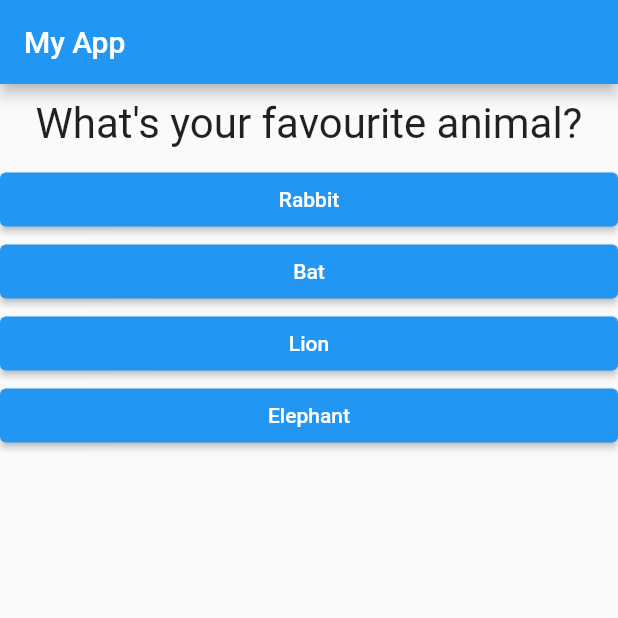
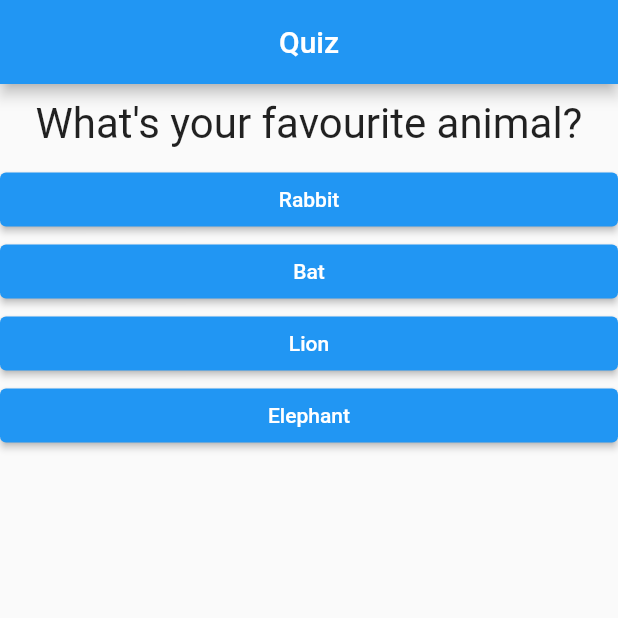
Before and after one commit to Bassem320/Flutter-Quiz-App, a Flutter app: the screen it shows after launch, on a phone screen of 412 x 824 dp, the top half of it. Run offline on Flutter 3.47's test engine with Material 2 defaults, Android fonts, the phone set to English and light mode, and no system bars.

Commit message:
Final Commit

```diff
--- a/lib/main.dart
+++ b/lib/main.dart
@@ -68,7 +68,7 @@ class _MyAppState extends State<MyApp> {
     return MaterialApp(
       home: Scaffold(
         appBar: AppBar(
-          title: const Text('My App'),
+          title: const Center(child: Text('Quiz')),
         ),
         body: (_questionIndex < _questions.length)
             ? Quiz(
```
